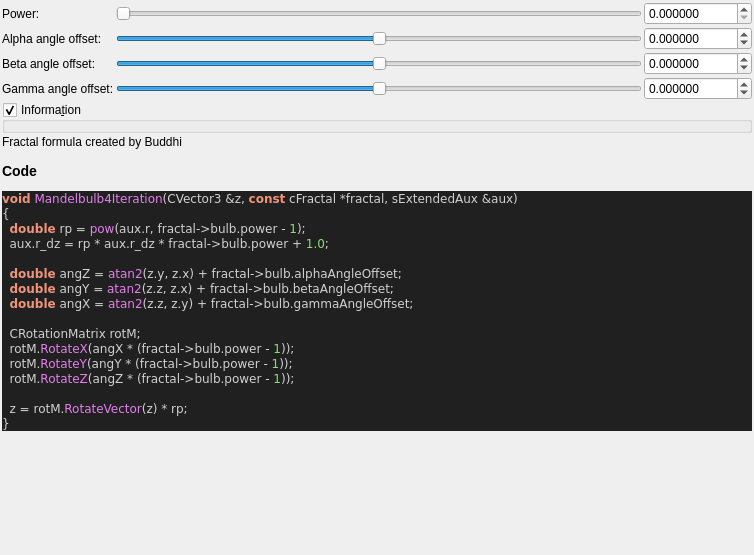
First picture: the form in mandelbulber2/qt_data/fractal_mandelbulb4.ui, repository buddhi1980/mandelbulber2, before the edit.
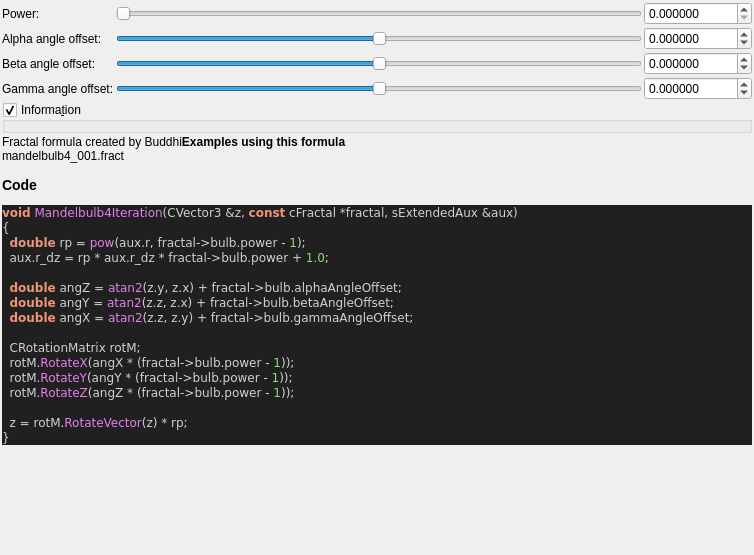
Second picture: the form after the edit. Custom widgets are drawn as their Qt base class.

Commit message:
ui information - added example occurrences
now every formula, which is used in an example file, will display a list
of the example files in the information box. A maximum of 5 occurences is
displayed.
The script also outputs, which formulas do not yet have any example
files.

```diff
--- a/mandelbulber2/qt_data/fractal_mandelbulb4.ui
+++ b/mandelbulber2/qt_data/fractal_mandelbulb4.ui
@@ -305,7 +305,7 @@
         <property name="text">
          <string>&lt;p&gt;Fractal formula created by Buddhi&lt;/p&gt;&lt;table&gt;
 &lt;/table&gt;
-&lt;h3&gt;Code&lt;/h3&gt;
+&lt;b&gt;Examples using this formula&lt;/b&gt;&lt;br&gt;mandelbulb4_001.fract&lt;h3&gt;Code&lt;/h3&gt;
 &lt;body style=&quot;background-color:#202020&quot;&gt;
 &lt;pre style=&quot;color:#d0d0d0; background-color:#202020;  font-family:'Courier New',monospace;&quot;&gt;&lt;span style=&quot;color:#f09479; font-weight:bold&quot;&gt;void&lt;/span&gt; &lt;span style=&quot;color:#e47eed&quot;&gt;Mandelbulb4Iteration&lt;/span&gt;&lt;span style=&quot;color:#d0d0d0&quot;&gt;(&lt;/span&gt;CVector3 &lt;span style=&quot;color:#d0d0d0&quot;&gt;&amp;amp;&lt;/span&gt;z&lt;span style=&quot;color:#d0d0d0&quot;&gt;,&lt;/span&gt; &lt;span style=&quot;color:#f09479; font-weight:bold&quot;&gt;const&lt;/span&gt; cFractal &lt;span style=&quot;color:#d0d0d0&quot;&gt;*&lt;/span&gt;fractal&lt;span style=&quot;color:#d0d0d0&quot;&gt;,&lt;/span&gt; sExtendedAux &lt;span style=&quot;color:#d0d0d0&quot;&gt;&amp;amp;&lt;/span&gt;aux&lt;span style=&quot;color:#d0d0d0&quot;&gt;)&lt;/span&gt;
 &lt;span style=&quot;color:#d0d0d0&quot;&gt;{&lt;/span&gt;
```
The commit also changes 59 other files.
